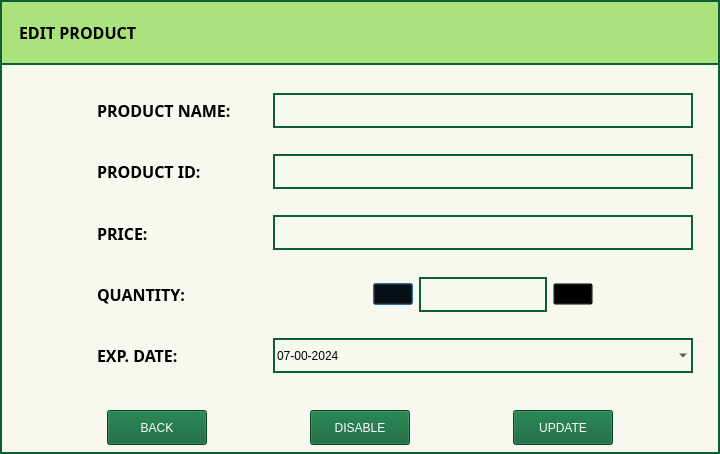
The window that Screens/MainMenuScreens/Inventory/Dialogs/Dlog_editprod.ui (Bideiro/Ranil_project_py) describes before a commit, drawn with Qt 5.
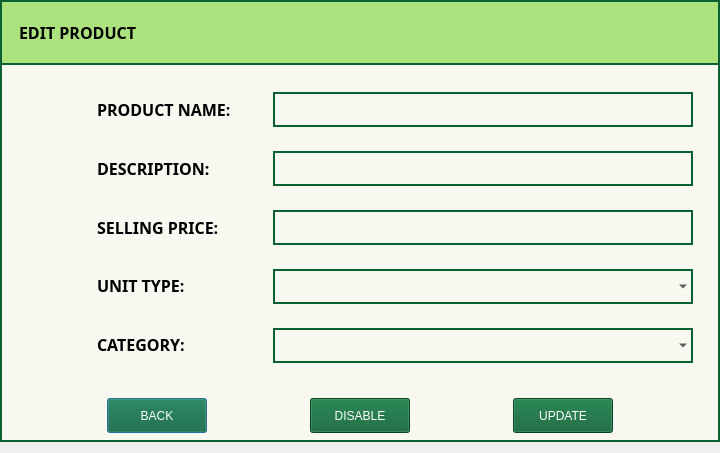
The same window after the commit. Icons and pictures are not drawn.

```diff
--- a/Screens/MainMenuScreens/Inventory/Dialogs/Dlog_editprod.ui
+++ b/Screens/MainMenuScreens/Inventory/Dialogs/Dlog_editprod.ui
@@ -7,7 +7,7 @@
     <x>0</x>
     <y>0</y>
     <width>720</width>
-    <height>454</height>
+    <height>453</height>
    </rect>
   </property>
   <property name="sizePolicy">
@@ -25,7 +25,7 @@
   <property name="windowTitle">
    <string>Dialog</string>
   </property>
-  <layout class="QHBoxLayout" name="horizontalLayout_4">
+  <layout class="QVBoxLayout" name="verticalLayout_5">
    <property name="spacing">
     <number>0</number>
    </property>
@@ -38,9 +38,6 @@
    <property name="rightMargin">
     <number>0</number>
    </property>
-   <property name="bottomMargin">
-    <number>0</number>
-   </property>
    <item>
     <widget class="QWidget" name="widget" native="true">
      <property name="styleSheet">
@@ -200,7 +197,7 @@
                   </font>
                  </property>
                  <property name="text">
-                  <string>PRODUCT ID:</string>
+                  <string>DESCRIPTION:</string>
                  </property>
                 </widget>
                </item>
@@ -237,7 +234,7 @@
                   </font>
                  </property>
                  <property name="text">
-                  <string>PRICE: </string>
+                  <string>SELLING PRICE:</string>
                  </property>
                 </widget>
                </item>
@@ -274,7 +271,7 @@
                   </font>
                  </property>
                  <property name="text">
-                  <string>QUANTITY:</string>
+                  <string>UNIT TYPE:</string>
                  </property>
                 </widget>
                </item>
@@ -316,7 +313,7 @@
                   </font>
                  </property>
                  <property name="text">
-                  <string>EXP. DATE:</string>
+                  <string>CATEGORY:</string>
                  </property>
                 </widget>
                </item>
@@ -333,7 +330,7 @@
              <widget class="QWidget" name="widget_5" native="true">
               <layout class="QHBoxLayout" name="horizontalLayout_9">
                <item>
-                <widget class="QLineEdit" name="lineEdit_2">
+                <widget class="QLineEdit" name="PName_LE">
                  <property name="minimumSize">
                   <size>
                    <width>25</width>
@@ -349,7 +346,7 @@
              <widget class="QWidget" name="widget_7" native="true">
               <layout class="QHBoxLayout" name="horizontalLayout_8">
                <item>
-                <widget class="QLineEdit" name="lineEdit">
+                <widget class="QLineEdit" name="Desc_LE">
                  <property name="minimumSize">
                   <size>
                    <width>25</width>
@@ -365,7 +362,7 @@
              <widget class="QWidget" name="widget_12" native="true">
               <layout class="QHBoxLayout" name="horizontalLayout_12">
                <item>
-                <widget class="QLineEdit" name="lineEdit_3">
+                <widget class="QLineEdit" name="SPrice_LE">
                  <property name="minimumSize">
                   <size>
                    <width>25</width>
@@ -381,40 +378,7 @@
              <widget class="QWidget" name="widget_13" native="true">
               <layout class="QHBoxLayout" name="horizontalLayout_10">
                <item>
-                <spacer name="horizontalSpacer">
-                 <property name="orientation">
-                  <enum>Qt::Horizontal</enum>
-                 </property>
-                 <property name="sizeType">
-                  <enum>QSizePolicy::Fixed</enum>
-                 </property>
-                 <property name="sizeHint" stdset="0">
-                  <size>
-                   <width>100</width>
-                   <height>20</height>
-                  </size>
-                 </property>
-                </spacer>
-               </item>
-               <item>
-                <widget class="QPushButton" name="sub_btn">
-                 <property name="text">
-                  <string/>
-                 </property>
-                 <property name="icon">
-                  <iconset resource="../../../../assets/All_In_Resource.qrc">
-                   <normaloff>:/Icons/Icons/minus.png</normaloff>:/Icons/Icons/minus.png</iconset>
-                 </property>
-                 <property name="iconSize">
-                  <size>
-                   <width>30</width>
-                   <height>30</height>
-                  </size>
-                 </property>
-                </widget>
-               </item>
-               <item>
-                <widget class="QLineEdit" name="lineEdit_4">
+                <widget class="QComboBox" name="Unit_CB">
                  <property name="minimumSize">
                   <size>
                    <width>25</width>
@@ -423,39 +387,6 @@
                  </property>
                 </widget>
                </item>
-               <item>
-                <widget class="QPushButton" name="add_btn">
-                 <property name="text">
-                  <string/>
-                 </property>
-                 <property name="icon">
-                  <iconset resource="../../../../assets/All_In_Resource.qrc">
-                   <normaloff>:/Icons/Icons/plus.png</normaloff>:/Icons/Icons/plus.png</iconset>
-                 </property>
-                 <property name="iconSize">
-                  <size>
-                   <width>20</width>
-                   <height>20</height>
-                  </size>
-                 </property>
-                </widget>
-               </item>
-               <item>
-                <spacer name="horizontalSpacer_2">
-                 <property name="orientation">
-                  <enum>Qt::Horizontal</enum>
-                 </property>
-                 <property name="sizeType">
-                  <enum>QSizePolicy::Fixed</enum>
-                 </property>
-                 <property name="sizeHint" stdset="0">
-                  <size>
-                   <width>100</width>
-                   <height>20</height>
-                  </size>
-                 </property>
-                </spacer>
-               </item>
               </layout>
              </widget>
             </item>
@@ -463,48 +394,13 @@
              <widget class="QWidget" name="widget_14" native="true">
               <layout class="QHBoxLayout" name="horizontalLayout_11">
                <item>
-                <widget class="QDateEdit" name="dateEdit_2">
+                <widget class="QComboBox" name="Cat_CB">
                  <property name="minimumSize">
                   <size>
-                   <width>100</width>
+                   <width>25</width>
                    <height>35</height>
                   </size>
                  </property>
-                 <property name="wrapping">
-                  <bool>false</bool>
-                 </property>
-                 <property name="frame">
-                  <bool>true</bool>
-                 </property>
-                 <property name="buttonSymbols">
-                  <enum>QAbstractSpinBox::NoButtons</enum>
-                 </property>
-                 <property name="dateTime">
-                  <datetime>
-                   <hour>0</hour>
-                   <minute>0</minute>
-                   <second>0</second>
-                   <year>2024</year>
-                   <month>6</month>
-                   <day>7</day>
-                  </datetime>
-                 </property>
-                 <property name="displayFormat">
-                  <string>dd-mm-yyyy</string>
-                 </property>
-                 <property name="calendarPopup">
-                  <bool>true</bool>
-                 </property>
-                 <property name="currentSectionIndex">
-                  <number>0</number>
-                 </property>
-                 <property name="date">
-                  <date>
-                   <year>2024</year>
-                   <month>6</month>
-                   <day>7</day>
-                  </date>
-                 </property>
                 </widget>
                </item>
               </layout>
```
